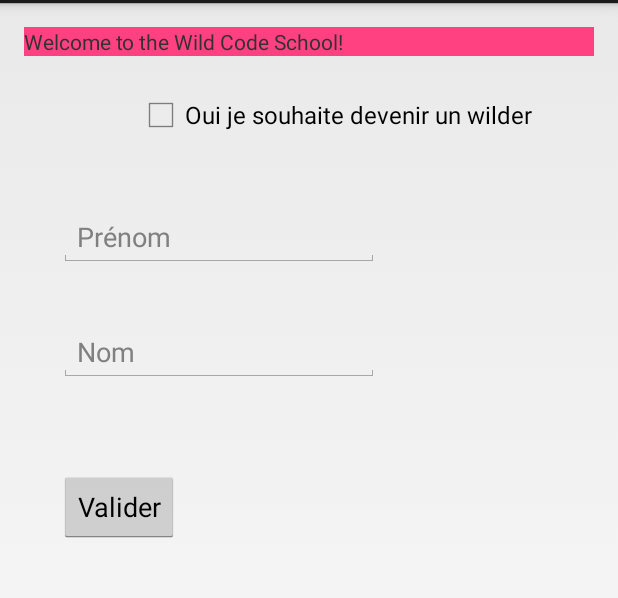
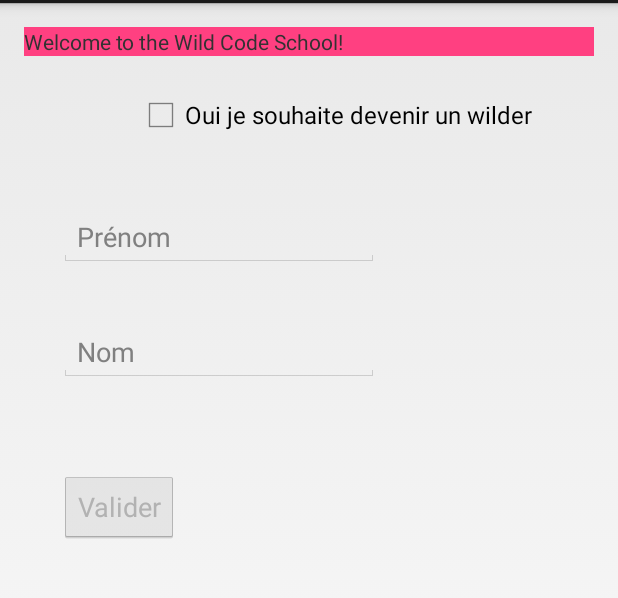
Before and after one commit to RobinYannG/Quete-Simple-UI, an Android app: the screen it shows after launch (MainActivity), on a phone screen of 412 x 824 dp, the part 69-667 px from its top. Run offline under Robolectric (Android 15) with nearby library versions, the phone set to English and light mode, and no system bars.

Commit message:
QueteSimpleUI

```diff
--- a/app/src/main/java/fr/wcs/quetesimpleui/MainActivity.java
+++ b/app/src/main/java/fr/wcs/quetesimpleui/MainActivity.java
@@ -4,13 +4,15 @@ import android.app.Activity;
 import android.os.Bundle;
 import android.view.View;
 import android.widget.Button;
+import android.widget.CheckBox;
+import android.widget.CompoundButton;
+import android.widget.EditText;
+import android.widget.TextView;
 import android.widget.Toast;
 
-import static fr.wcs.quetesimpleui.R.id.checkBox;
 
-public class MainActivity extends Activity implements View.OnClickListener {
+public class MainActivity extends Activity {
 
-    private Button button;
 
 
     @Override
@@ -18,17 +20,45 @@ public class MainActivity extends Activity implements View.OnClickListener {
         super.onCreate(savedInstanceState);
         setContentView(R.layout.activity_main);
 
-        button = (Button) findViewById(R.id.button) ;
-        button.setOnClickListener(this) ;
+        final CheckBox checkBox = (CheckBox) findViewById(R.id.checkBox);
+        final EditText editText = (EditText) findViewById(R.id.editText);
+        final EditText editText3 = (EditText) findViewById(R.id.editText3);
+        final Button button = (Button) findViewById(R.id.button);
+        final TextView textView2 = (TextView) findViewById(R.id.textView2);
+
+
+        editText.setEnabled(false);
+        editText3.setEnabled(false);
+        button.setEnabled(false);
+        textView2.setVisibility(View.INVISIBLE);
+
+
+        checkBox.setOnCheckedChangeListener(new CompoundButton.OnCheckedChangeListener() {
+            public void onCheckedChanged(CompoundButton buttonView, boolean isChecked) {
+                editText.setEnabled(checkBox.isChecked());
+                editText3.setEnabled(checkBox.isChecked());
+                button.setEnabled(checkBox.isChecked());
+            }
+
+        });
+
+        button.setOnClickListener(new View.OnClickListener(){
+            public void onClick(View v){
+                if (editText.length() == 0 || editText3.length() ==0){
+                    Toast.makeText(MainActivity.this, "Tu dois renseigner le nom et le prénom ! ",
+                            Toast.LENGTH_LONG).show();
+                    textView2.setVisibility(View.INVISIBLE);
+                }
+                else {
+                    textView2.setVisibility(View.VISIBLE);
+                    textView2.setText("Félicitations " + editText.getText() + " " + editText3.getText());
+                }
+
+
+            }
+        });
+
+
     }
 
-
-
-    public void onClick(View v) {
-        if (v == button) {
-            Toast.makeText(MainActivity.this, "Félicitations ",
-                    Toast.LENGTH_LONG).show();
-        }
-
-    }
 }
--- a/app/src/main/res/layout/activity_main.xml
+++ b/app/src/main/res/layout/activity_main.xml
@@ -13,12 +13,12 @@
     <TextView
         android:layout_width="match_parent"
         android:layout_height="wrap_content"
-        android:text="Welcome to the Wild Code School!"
+        android:text="@string/TextView1"
         android:background="@color/colorAccent"
         android:id="@+id/textView" />
 
     <CheckBox
-        android:text="Oui je souhaite devenir un wilder"
+        android:text="@string/CheckBox"
         android:layout_width="wrap_content"
         android:layout_height="wrap_content"
         android:layout_below="@+id/textView"
@@ -44,15 +44,14 @@
         android:layout_alignParentStart="true" />
 
     <Button
-        android:text="Valider"
+        android:text="@string/Button"
         android:layout_width="wrap_content"
         android:layout_height="wrap_content"
         android:layout_below="@+id/editText3"
         android:layout_alignLeft="@+id/editText3"
         android:layout_alignStart="@+id/editText3"
         android:layout_marginTop="59dp"
-        android:id="@+id/button"
-        android:onClick="onClick" />
+        android:id="@+id/button" />
 
     <EditText
         android:layout_width="wrap_content"
@@ -61,10 +60,18 @@
         android:hint="@string/enter_name"
         android:ems="10"
         android:layout_marginTop="37dp"
-        android:id="@+id/editText3"
         android:layout_below="@+id/editText"
         android:layout_alignLeft="@+id/editText"
-        android:layout_alignStart="@+id/editText" />
+        android:layout_alignStart="@+id/editText"
+        android:id="@+id/editText3" />
+
+    <TextView
+        android:layout_width="wrap_content"
+        android:layout_height="wrap_content"
+        android:layout_below="@+id/button"
+        android:layout_centerHorizontal="true"
+        android:layout_marginTop="51dp"
+        android:id="@+id/textView2" />
 
 
 </RelativeLayout>
--- a/app/src/main/res/values/strings.xml
+++ b/app/src/main/res/values/strings.xml
@@ -1,6 +1,9 @@
 <resources>
     <string name="app_name">Quete simple UI</string>
+    <string name="TextView1">Welcome to the Wild Code School!</string>
+    <string name="CheckBox">Oui je souhaite devenir un wilder</string>
     <string name="enter_surname">Prénom</string>
     <string name="enter_name">Nom</string>
+    <string name="Button">Valider</string>
 
 </resources>
```
